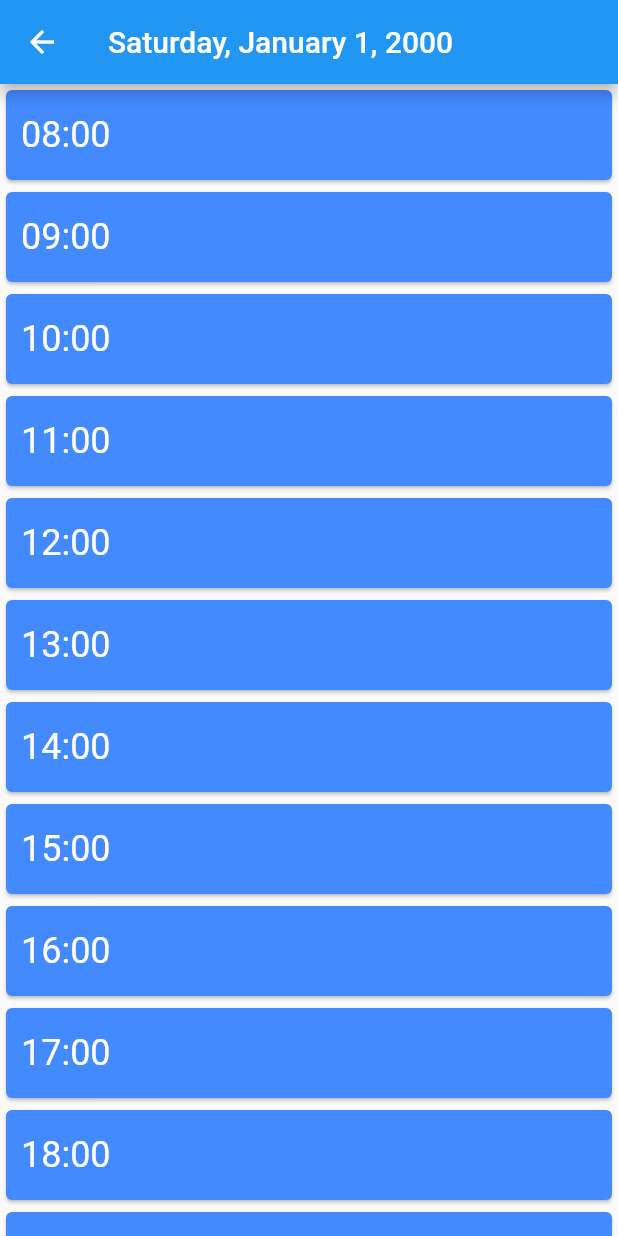
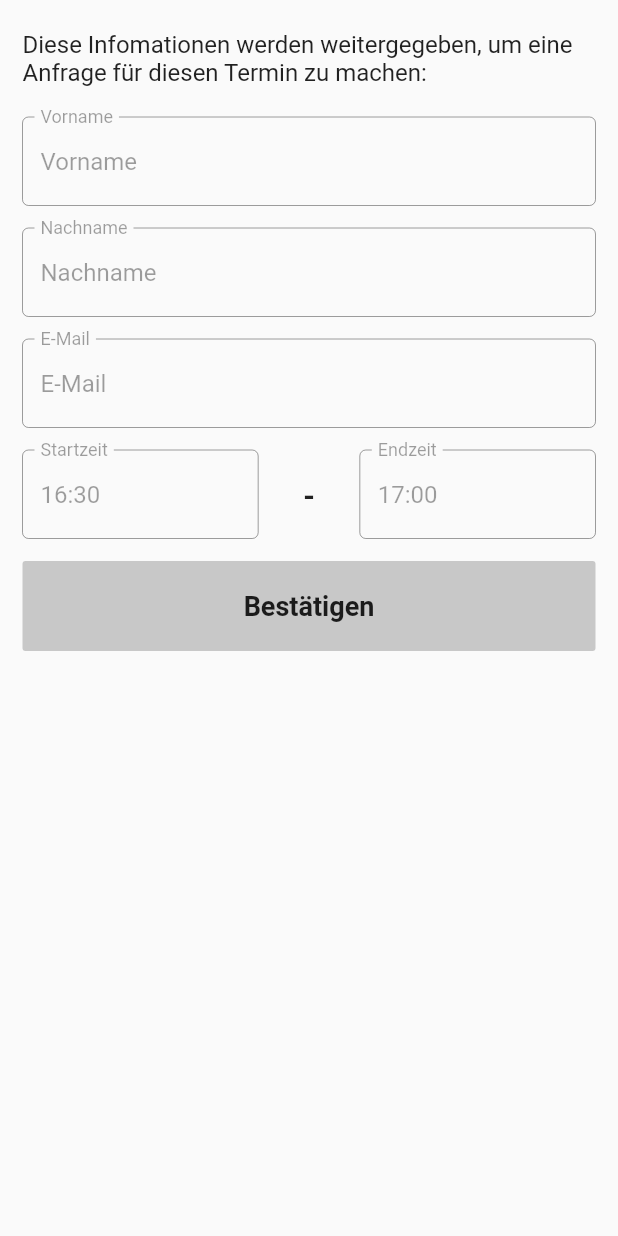
Before and after one commit to getDateDE/frontend, a Flutter app: the screen it shows after launch, on a phone screen of 412 x 824 dp. Run offline on Flutter 3.47's test engine with Material 2 defaults, Android fonts, the phone set to English and light mode, and no system bars.

Commit message:
added confirmation_page.dart added login_page.dart added register_page.dart added password_textfield.dart changed app name to TerminMS

```diff
--- /dev/null
+++ b/lib/day_page/confirmation_page.dart
@@ -0,0 +1,105 @@
+import 'package:flutter/cupertino.dart';
+import 'package:flutter/material.dart';
+import 'package:intl/intl.dart';
+
+class ConfirmationPage extends StatelessWidget {
+  //TODO implement User
+  //TODO implement Slot
+
+  @override
+  Widget build(BuildContext context) {
+    return Scaffold(
+      body: ListView(
+        children: [
+          Padding(
+            padding: EdgeInsets.fromLTRB(15, 20, 15, 0),
+            child: Text(
+              "Diese Infomationen werden weitergegeben, um eine Anfrage für diesen Termin zu machen:",
+              style: TextStyle(fontSize: 16),
+            ),
+          ),
+          Padding(
+            padding: EdgeInsets.fromLTRB(15, 20, 15, 0),
+            child: TextFormField(
+              initialValue: "Vorname",
+              enabled: false,
+              decoration: InputDecoration(
+                  border: OutlineInputBorder(), labelText: "Vorname"),
+            ),
+          ),
+          Padding(
+            padding: EdgeInsets.fromLTRB(15, 15, 15, 0),
+            child: TextFormField(
+              initialValue: "Nachname",
+              enabled: false,
+              decoration: InputDecoration(
+                  border: OutlineInputBorder(), labelText: "Nachname"),
+            ),
+          ),
+          Padding(
+            padding: EdgeInsets.fromLTRB(15, 15, 15, 0),
+            child: TextFormField(
+              initialValue: "E-Mail",
+              enabled: false,
+              decoration: InputDecoration(
+                  border: OutlineInputBorder(), labelText: "E-Mail"),
+            ),
+          ),
+          Padding(
+            padding: EdgeInsets.fromLTRB(15, 15, 15, 0),
+            child: Row(
+              mainAxisAlignment: MainAxisAlignment.spaceBetween,
+              children: [
+                Expanded(
+                  flex: 3,
+                  child: TextFormField(
+                    initialValue:
+                        DateFormat.Hm().format(DateTime(2000, 1, 1, 16, 30)),
+                    enabled: false,
+                    decoration: InputDecoration(
+                        border: OutlineInputBorder(), labelText: "Startzeit"),
+                  ),
+                ),
+                Padding(
+                  padding: EdgeInsets.fromLTRB(30, 0, 30, 0),
+                  child: Text(
+                    "-",
+                    style: TextStyle(fontWeight: FontWeight.bold, fontSize: 20),
+                  ),
+                ),
+                Expanded(
+                  flex: 3,
+                  child: TextFormField(
+                    initialValue:
+                        DateFormat.Hm().format(DateTime(2000, 1, 1, 17, 0)),
+                    enabled: false,
+                    decoration: InputDecoration(
+                        border: OutlineInputBorder(), labelText: "Endzeit"),
+                  ),
+                ),
+              ],
+            ),
+          ),
+          Padding(
+            padding: EdgeInsets.fromLTRB(15, 15, 15, 0),
+            child: FlatButton(
+              height: 60,
+              color: Color.fromARGB(255, 200, 200, 200),
+              child: Text(
+                "Bestätigen",
+                style: TextStyle(
+                  fontSize: 18,
+                  fontWeight: FontWeight.bold,
+                ),
+              ),
+              onPressed: () {
+                //TODO server request to take appointment
+                Navigator.pop(context);
+              },
+            ),
+          ),
+        ],
+      ),
+    );
+  }
+}
--- a/lib/main.dart
+++ b/lib/main.dart
@@ -1,25 +1,26 @@
 import 'package:flutter/material.dart';
-import 'package:frontend/day_page/day_page.dart';
-
+import 'package:frontend/day_page/confirmation_page.dart';
 void main() {
-  runApp(GetDate());
+  runApp(TerminMS());
 }
 
-class GetDate extends StatelessWidget {
+class TerminMS extends StatelessWidget {
   @override
   Widget build(BuildContext context) {
+    /*
     List<DateTime> _dateTimes = [];
     for (int i = 0; i < 12; i++) {
       _dateTimes.add(DateTime(2000, 1, 1, 8 + i));
     }
+    */
 
     return MaterialApp(
-      title: 'GetDate',
+      title: 'TerminMS',
       theme: ThemeData(
         primarySwatch: Colors.blue,
         visualDensity: VisualDensity.adaptivePlatformDensity,
       ),
-      home: DayPage(_dateTimes),
+      home: ConfirmationPage(),
     );
   }
 }
```
Also changed, not shown: lib/day_page/login_page.dart (added, +67 -0 lines), lib/day_page/register_page.dart (added, +99 -0 lines), lib/util/reusable_widgets/password_textfield.dart (added, +45 -0 lines), 1 other file.
